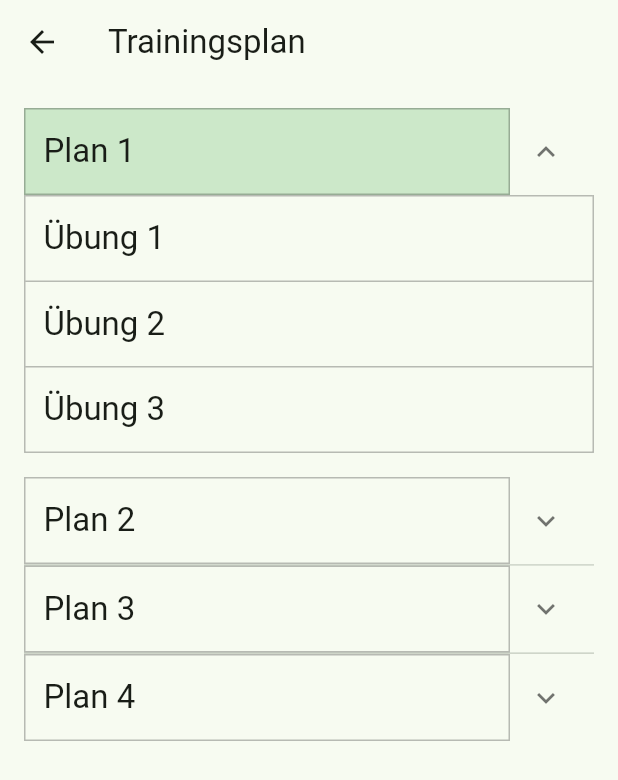
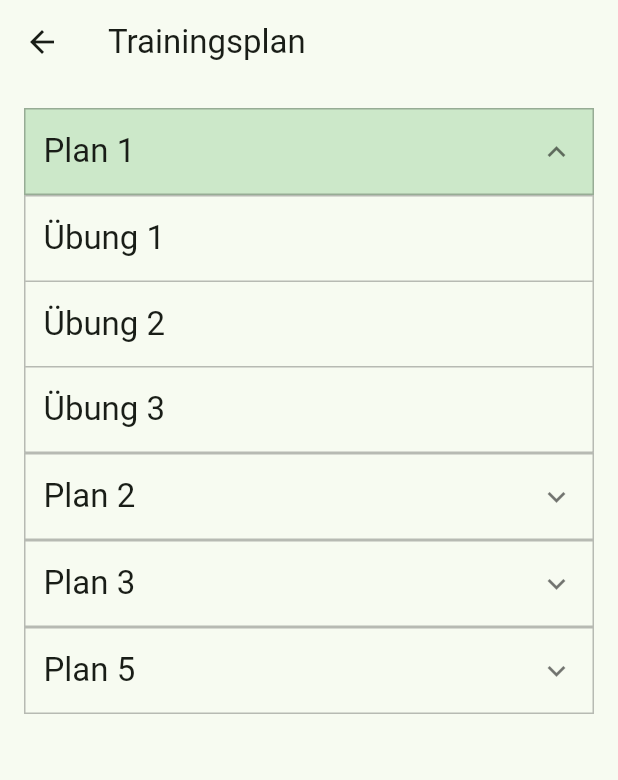
Before and after one commit to christophfroehlichh/Fitguide, a Flutter app: the PlanBuilderScreen screen opened directly, after a tap on "Plan 1", on a phone screen of 412 x 824 dp. Shown: the top 780 px of the screen. Run offline on Flutter 3.47's test engine with Material 3 defaults, Android fonts, the phone set to English and light mode, and no system bars.

Commit message:
fix: The Header of the Plan didnt had the same width as the exercises. Couldnt use the prebuild ExpansionpanelList.radio

```diff
--- a/lib/features/training_planner/plan_builder/plan_builder_screen.dart
+++ b/lib/features/training_planner/plan_builder/plan_builder_screen.dart
@@ -18,7 +18,7 @@ class PlanBuilderScreen extends StatelessWidget {
     const TrainingPlan(id: 'p3', name: 'Plan 3', exercises: ['Übung X']),
     const TrainingPlan(
       id: 'p4',
-      name: 'Plan 4',
+      name: 'Plan 5',
       exercises: ['Übung Y', 'Übung Z'],
     ),
   ];
@@ -50,33 +50,76 @@ class _PlansAccordion extends StatefulWidget {
 }
 
 class _PlansAccordionState extends State<_PlansAccordion> {
-  // ExpansionPanelList.radio verwaltet “nur eins offen” selbst,
-  // aber wir nutzen isExpanded aus headerBuilder fürs grüne Highlight.
+  String? _openPlanId; // nur EINER offen
+
+  void _toggle(String id) {
+    setState(() {
+      _openPlanId = (_openPlanId == id) ? null : id;
+    });
+  }
 
   @override
   Widget build(BuildContext context) {
-    return ExpansionPanelList.radio(
-      elevation: 0,
-      expandedHeaderPadding: EdgeInsets.zero,
-      children: widget.plans.map((plan) {
-        return ExpansionPanelRadio(
-          value: plan.id,
-          canTapOnHeader: true,
-          headerBuilder: (context, isExpanded) {
-            return Container(
+    return Column(
+      children: [
+        for (final plan in widget.plans) ...[
+          _PlanHeaderRow(
+            title: plan.name,
+            isOpen: _openPlanId == plan.id,
+            onTap: () => _toggle(plan.id),
+          ),
+          if (_openPlanId == plan.id) _PlanBody(exercises: plan.exercises),
+        ],
+      ],
+    );
+  }
+}
+
+class _PlanHeaderRow extends StatelessWidget {
+  final String title;
+  final bool isOpen;
+  final VoidCallback onTap;
+
+  const _PlanHeaderRow({
+    required this.title,
+    required this.isOpen,
+    required this.onTap,
+  });
+
+  @override
+  Widget build(BuildContext context) {
+    return InkWell(
+      onTap: onTap,
+      child: Container(
         width: double.infinity,
         padding: const EdgeInsets.symmetric(horizontal: 12, vertical: 14),
         decoration: BoxDecoration(
-                color: isExpanded ? Colors.green.withOpacity(0.25) : null,
+          color: isOpen ? Colors.green.withOpacity(0.25) : null,
           border: Border.all(color: Colors.black26),
         ),
-              child: Text(
-                plan.name,
-                style: Theme.of(context).textTheme.titleLarge,
+        child: Row(
+          children: [
+            Expanded(
+              child: Text(title, style: Theme.of(context).textTheme.titleLarge),
+            ),
+            Icon(
+              isOpen ? Icons.expand_less : Icons.expand_more,
+              color: Colors.black54,
+            ),
+          ],
+        ),
       ),
     );
-          },
-          body: Container(
+  }
+}
+
+class _PlanBody extends StatelessWidget {
+  final List<String> exercises;
+  const _PlanBody({required this.exercises});
+
+  @override
+  Widget build(BuildContext context) {
+    return Container(
       width: double.infinity,
       decoration: BoxDecoration(
         border: Border(
@@ -85,12 +128,7 @@ class _PlansAccordionState extends State<_PlansAccordion> {
           bottom: BorderSide(color: Colors.black26),
         ),
       ),
-            child: Column(
-              children: [for (final ex in plan.exercises) _RowLine(text: ex)],
-            ),
-          ),
-        );
-      }).toList(),
+      child: Column(children: [for (final ex in exercises) _RowLine(text: ex)]),
     );
   }
 }
```
Lines whose indentation alone changed are shown as unchanged.
